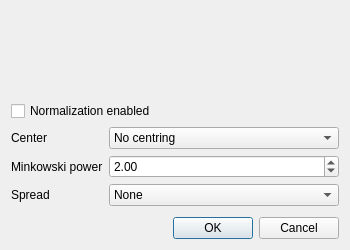
Before: the Qt Designer form ui/norm_settings.ui in eremeykin/ectgui2, drawn with Qt 5.
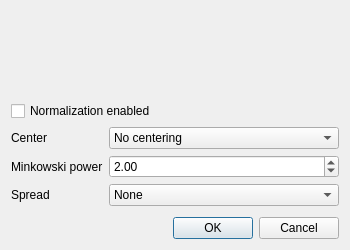
After: the same form once the commit is applied. Icons and pictures are not drawn.

Commit message: Changed centring to centering

Patch:
```diff
--- a/ui/norm_settings.ui
+++ b/ui/norm_settings.ui
@@ -76,7 +76,7 @@
         <widget class="QComboBox" name="combo_box_center">
          <item>
           <property name="text">
-           <string>No centring</string>
+           <string>No centering</string>
           </property>
          </item>
          <item>
```
The commit also changes 1 other file.
